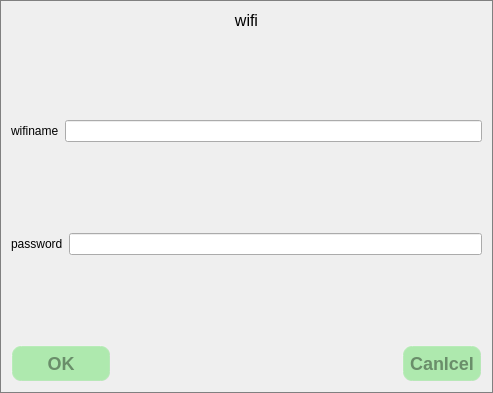
This is qt/t507/wificondialog.ui in jizizihe/baijie_demo as Qt 5 draws it before an edit. The edited form follows.
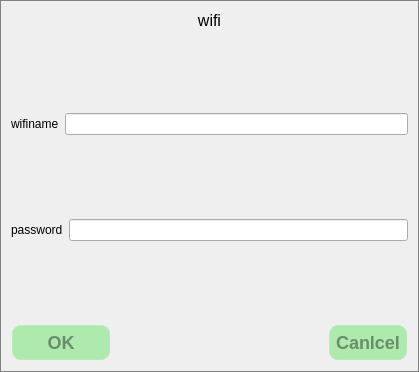
This is the edited form. Icons and pictures are not drawn.

```diff
--- a/qt/t507/wificondialog.ui
+++ b/qt/t507/wificondialog.ui
@@ -6,8 +6,8 @@
    <rect>
     <x>0</x>
     <y>0</y>
-    <width>493</width>
-    <height>393</height>
+    <width>419</width>
+    <height>372</height>
    </rect>
   </property>
   <property name="windowTitle">
```
Left out of the diff: 6 changed lines with no effect on the pictures.
